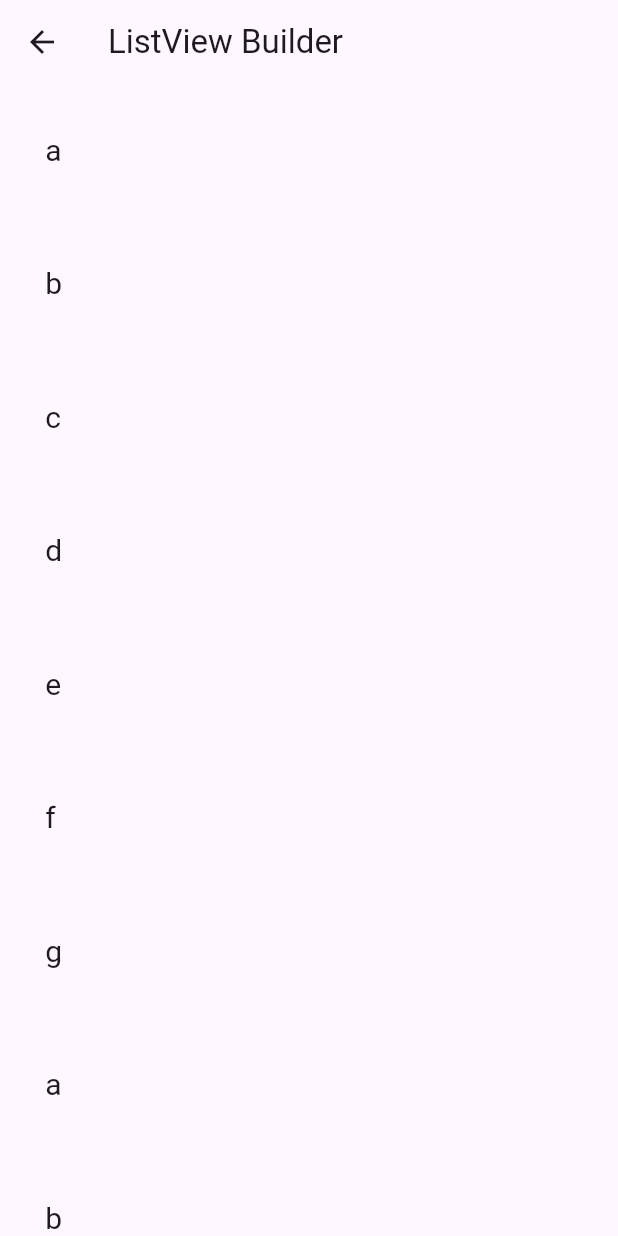
After one commit to EunjinLee08/online_flutter_smwu, a Flutter app: the screen it shows after launch, after a tap on "ListView Builder", on a phone screen of 412 x 824 dp. The commit adds this screen. Run offline on Flutter 3.47's test engine with Material 3 defaults, Android fonts, the phone set to English and light mode, and no system bars.

Commit message:
listview practice commit

```diff
--- a/lib/screen/button_screen.dart
+++ b/lib/screen/button_screen.dart
@@ -6,6 +6,9 @@ import 'package:online_lecture_smwu/screen/column_screen.dart';
 import 'package:online_lecture_smwu/screen/container_practice_screen.dart';
 import 'package:online_lecture_smwu/screen/container_screen.dart';
 import 'package:online_lecture_smwu/screen/image/image_screen.dart';
+import 'package:online_lecture_smwu/screen/listview/listview_builder_screen.dart';
+import 'package:online_lecture_smwu/screen/listview/listview_practice_screen.dart';
+import 'package:online_lecture_smwu/screen/listview/listview_screen.dart';
 import 'package:online_lecture_smwu/screen/row/row_practice_screen.dart';
 import 'package:online_lecture_smwu/screen/row/row_screen.dart';
 import 'package:online_lecture_smwu/screen/stack/stack_practice_screen.dart';
@@ -165,6 +168,42 @@ class ButtonScreen extends StatelessWidget {
                     ));
                   },
                   child: Text("Stack Practice")),
+              SizedBox(
+                height: 10,
+              ),
+              ElevatedButton(
+                  onPressed: () {
+                    Navigator.push(context, MaterialPageRoute(
+                      builder: (context) {
+                        return ListviewScreen();
+                      },
+                    ));
+                  },
+                  child: Text("ListView")),
+              SizedBox(
+                height: 10,
+              ),
+              ElevatedButton(
+                  onPressed: () {
+                    Navigator.push(context, MaterialPageRoute(
+                      builder: (context) {
+                        return ListviewBuilderScreen();
+                      },
+                    ));
+                  },
+                  child: Text("ListView Builder")),
+              SizedBox(
+                height: 10,
+              ),
+              ElevatedButton(
+                  onPressed: () {
+                    Navigator.push(context, MaterialPageRoute(
+                      builder: (context) {
+                        return ListviewPracticeScreen();
+                      },
+                    ));
+                  },
+                  child: Text("ListView Practice")),
             ],
           ),
         ),
--- /dev/null
+++ b/lib/screen/listview/listview_builder_screen.dart
@@ -0,0 +1,42 @@
+import 'package:flutter/material.dart';
+
+class ListviewBuilderScreen extends StatelessWidget {
+  const ListviewBuilderScreen({super.key});
+
+  @override
+  Widget build(BuildContext context) {
+    List<String> al = [
+      "a",
+      "b",
+      "c",
+      "d",
+      "e",
+      "f",
+      "g",
+      "a",
+      "b",
+      "c",
+      "d",
+      "e",
+      "f",
+      "g"
+    ];
+    return Scaffold(
+      appBar: AppBar(
+        title: Text("ListView Builder"),
+      ),
+      body: ListView.builder(
+        itemCount: al.length,
+        itemBuilder: (context, index) {
+          return Container(
+            padding: EdgeInsets.all(30),
+            child: Text(
+              al[index],
+              style: TextStyle(fontSize: 20),
+            ),
+          );
+        },
+      ),
+    );
+  }
+}
```
Also changed, not shown: lib/screen/listview/listview_practice_screen.dart (added, +30 -0 lines), lib/screen/listview/listview_screen.dart (+135 -0 lines), 2 other files.
